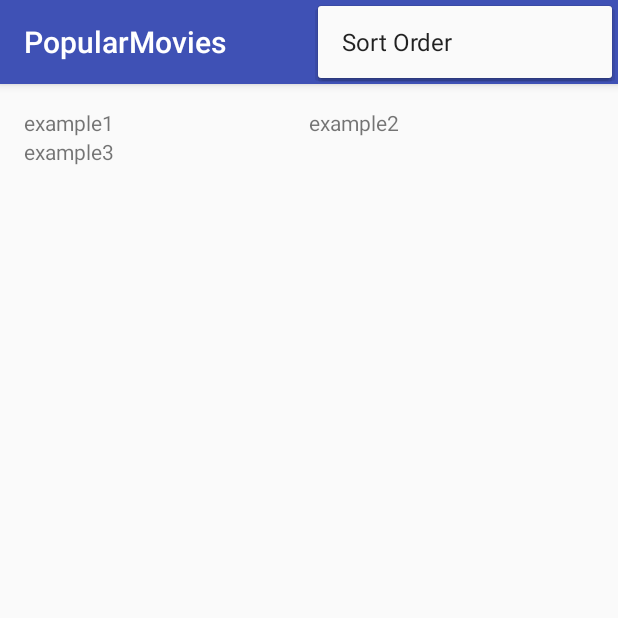
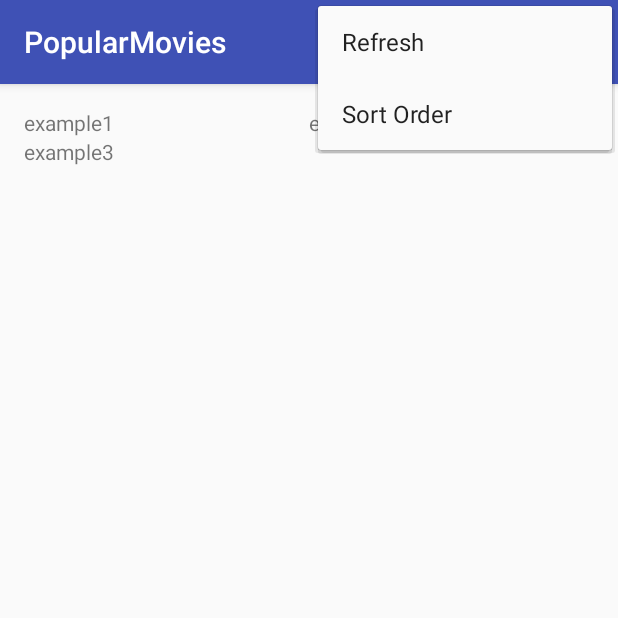
Before and after one commit to ahong211/PopularMovies, an Android app: the screen it shows after launch (MainActivity), with the options menu open, on a phone screen of 412 x 824 dp, the top half of it. Run offline under Robolectric (Android 15) with nearby library versions, the phone set to English and light mode, and no system bars; pictures from the network do not load.

Commit message:
Output URL strings from JSON data to screen
Move 'Sort Order' and 'Refresh' menu button into separate menu files

```diff
--- a/app/src/main/java/com/example/albert/popularmovies/MainActivity.java
+++ b/app/src/main/java/com/example/albert/popularmovies/MainActivity.java
@@ -3,6 +3,7 @@ package com.example.albert.popularmovies;
 import android.os.Bundle;
 import android.support.v7.app.AppCompatActivity;
 import android.view.Menu;
+import android.view.MenuItem;
 
 public class MainActivity extends AppCompatActivity {
 
@@ -20,7 +21,22 @@ public class MainActivity extends AppCompatActivity {
 
     @Override
     public boolean onCreateOptionsMenu (Menu menu) {
-        getMenuInflater().inflate(R.menu.menu_main, menu);
+        getMenuInflater().inflate(R.menu.menu, menu);
         return true;
     }
+
+    @Override
+    public boolean onOptionsItemSelected(MenuItem item) {
+        // Handle action bar item clicks here. The action bar will
+        // automatically handle clicks on the Home/Up button, so long
+        // as you specify a parent activity in AndroidManifest.xml.
+        int id = item.getItemId();
+
+        //noInspection SimplifableStatement
+        if (id == R.id.sort_order) {
+            return true;
+        }
+
+        return super.onOptionsItemSelected(item);
+    }
 }
--- /dev/null
+++ b/app/src/main/res/menu/menu.xml
@@ -0,0 +1,8 @@
+<menu xmlns:android="http://schemas.android.com/apk/res/android"
+    xmlns:app="http://schemas.android.com/apk/res-auto"
+    xmlns:tools="http://schemas.android.com/tools" tools:context=".MainActivity">
+    <item android:id="@+id/sort_order"
+        android:title="@string/sort_order"
+        android:orderInCategory="100"
+        app:showAsAction="never" />
+</menu>
--- a/app/src/main/res/menu/menu_main.xml
+++ b/app/src/main/res/menu/menu_main.xml
@@ -4,9 +4,9 @@
     xmlns:tools="http://schemas.android.com/tools"
     tools:context=".MainActivity">
 
-    <item android:id="@+id/sort_order"
-        android:title="@string/sort_order"
+
+    <item android:id="@+id/action_refresh"
+        android:title="@string/action_refresh"
         android:orderInCategory="1"
-        app:showAsAction="never"/>
-
+        app:showAsAction="never" />
 </menu>
--- a/app/src/main/res/values/strings.xml
+++ b/app/src/main/res/values/strings.xml
@@ -1,6 +1,7 @@
 <resources>
     <string name="app_name">PopularMovies</string>
     <string name="sort_order">Sort Order</string>
+    <string name="action_refresh">Refresh</string>
 
     <!-- TODO: Remove or change this placeholder text -->
     <string name="hello_blank_fragment">Hello blank fragment</string>
```
Also changed, not shown: app/src/main/java/com/example/albert/popularmovies/MovieFragment.java (+107 -7 lines).
